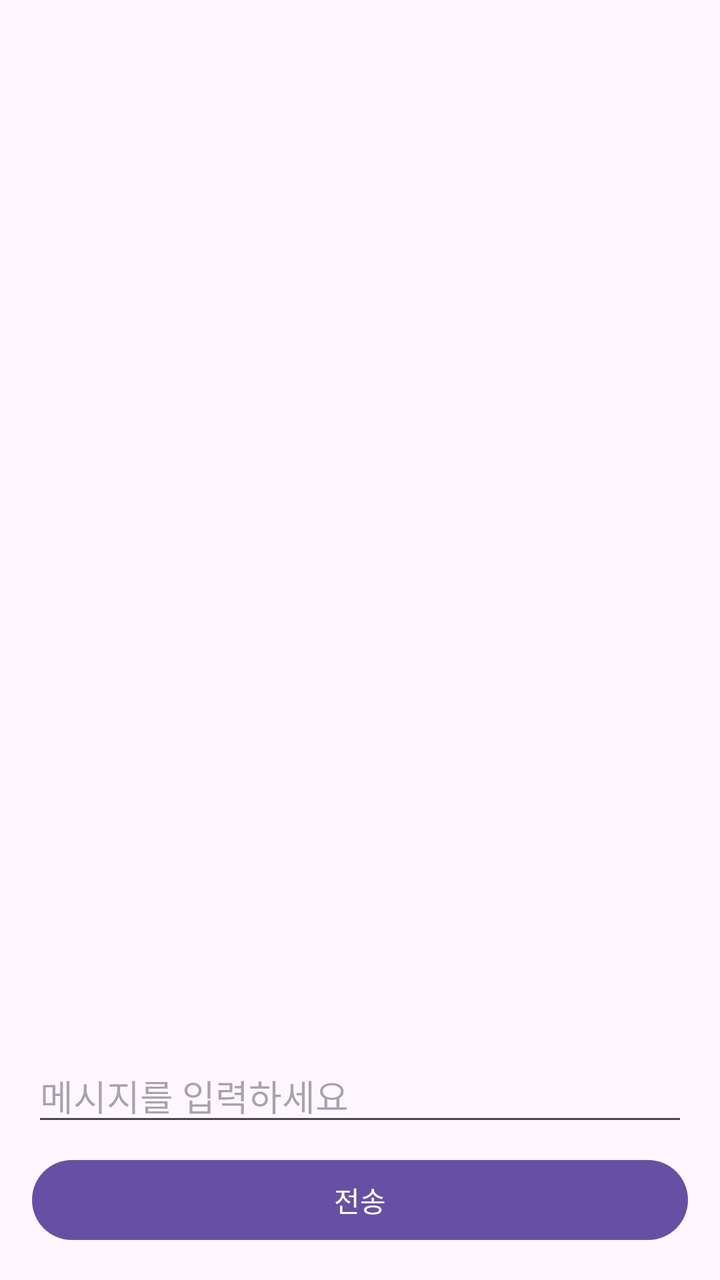
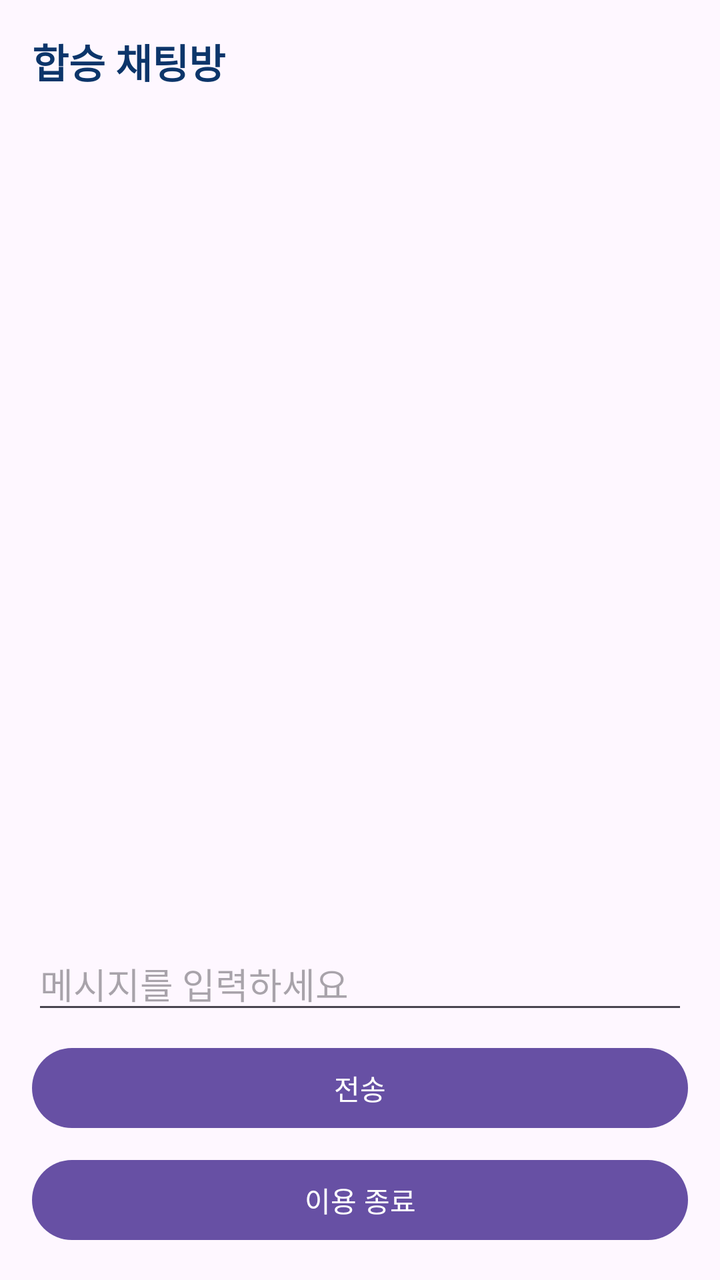

The first picture is an Android layout as it rendered before a commit; the second is the same layout after the commit. The layout source and the unified diff follow.
<!-- AndroidManifest.xml: application theme Theme.TaxiApp -->
<!-- res/layout/activity_chat.xml -->
<?xml version="1.0" encoding="utf-8"?>
<LinearLayout xmlns:android="http://schemas.android.com/apk/res/android"
    android:layout_width="match_parent"
    android:layout_height="match_parent"
    android:orientation="vertical"
    android:padding="16dp">

    <ScrollView
        android:layout_width="match_parent"
        android:layout_height="0dp"
        android:layout_weight="1">

        <TextView
            android:id="@+id/messageTextView"
            android:layout_width="match_parent"
            android:layout_height="wrap_content"
            android:textColor="#222222"
            android:textSize="16sp" />
    </ScrollView>

    <EditText
        android:id="@+id/messageEditText"
        android:layout_width="match_parent"
        android:layout_height="wrap_content"
        android:layout_marginTop="12dp"
        android:hint="메시지를 입력하세요" />

    <Button
        android:id="@+id/sendButton"
        android:layout_width="match_parent"
        android:layout_height="wrap_content"
        android:layout_marginTop="8dp"
        android:text="전송" />

</LinearLayout>
<!-- resources referenced by this layout -->
<resources>
  <style name="Theme.TaxiApp" parent="Base.Theme.TaxiApp" />
  <style name="Base.Theme.TaxiApp" parent="Theme.Material3.DayNight.NoActionBar">
          
          
      </style>
</resources>

<!-- the commit's change to res/layout/activity_chat.xml (unified diff, before → after) -->
@@ -4,6 +4,15 @@
     android:layout_height="match_parent"
     android:orientation="vertical"
     android:padding="16dp">
+
+    <TextView
+        android:id="@+id/roomTitleTextView"
+        android:layout_width="match_parent"
+        android:layout_height="wrap_content"
+        android:text="합승 채팅방"
+        android:textColor="#0C356A"
+        android:textSize="20sp"
+        android:textStyle="bold" />
 
     <ScrollView
         android:layout_width="match_parent"
@@ -32,4 +41,11 @@
         android:layout_marginTop="8dp"
         android:text="전송" />
 
+    <Button
+        android:id="@+id/finishRideButton"
+        android:layout_width="match_parent"
+        android:layout_height="wrap_content"
+        android:layout_marginTop="8dp"
+        android:text="이용 종료" />
+
 </LinearLayout>
